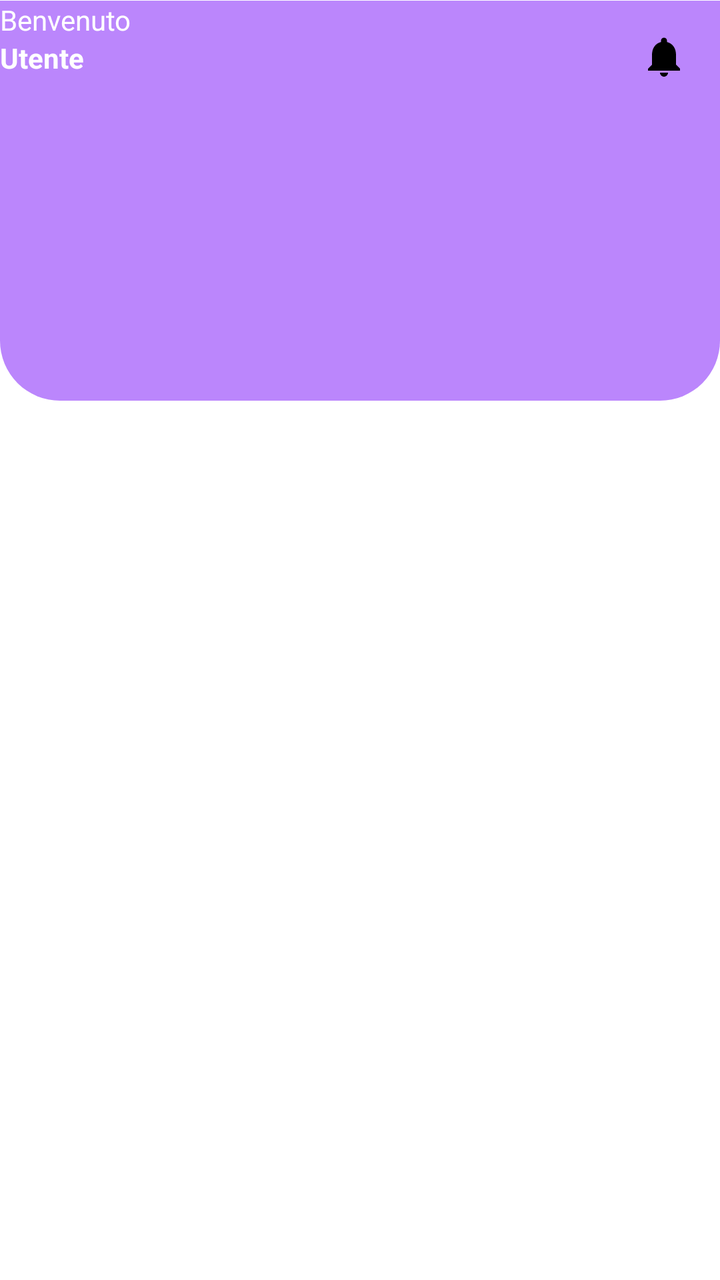
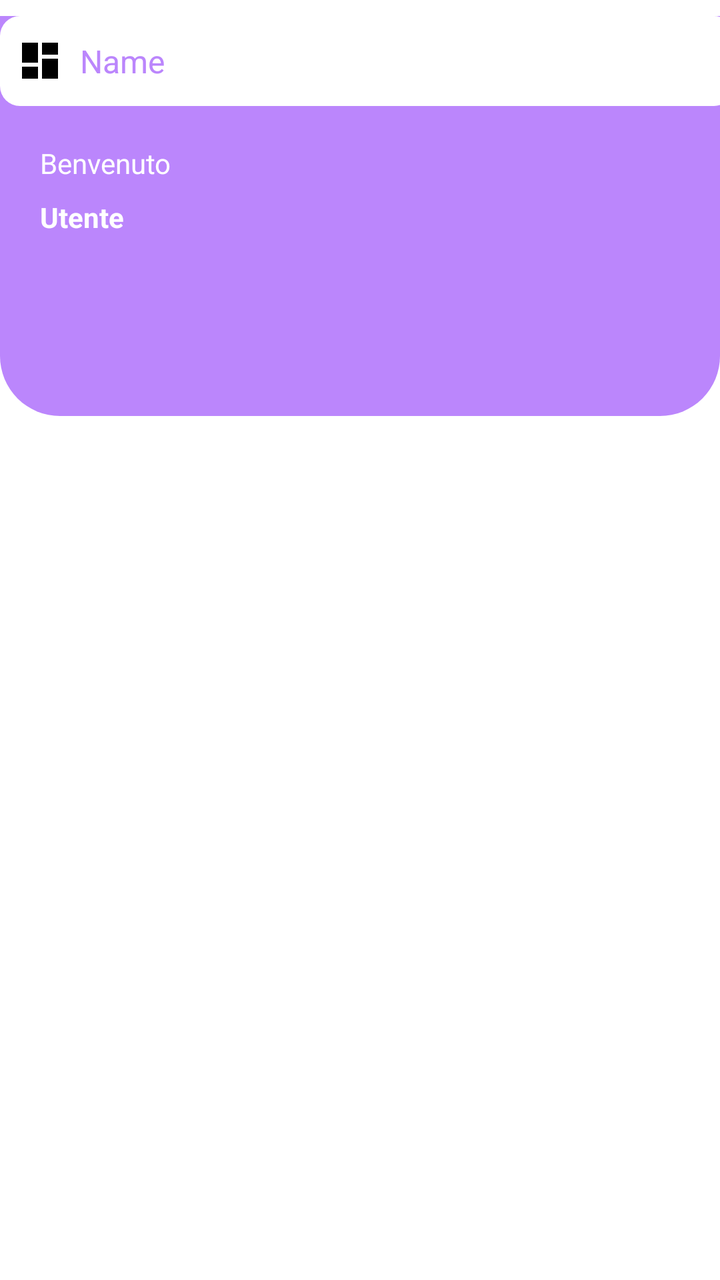

Before-and-after screenshots of an Android layout around one commit, followed by the original layout XML and the change that was made.
<!-- AndroidManifest.xml: application theme Theme.Kotlin -->
<!-- res/layout/activity_main.xml -->
<?xml version="1.0" encoding="utf-8"?>
<androidx.constraintlayout.widget.ConstraintLayout xmlns:android="http://schemas.android.com/apk/res/android"
    xmlns:app="http://schemas.android.com/apk/res-auto"
    xmlns:tools="http://schemas.android.com/tools"
    android:id="@+id/main"
    android:layout_width="match_parent"
    android:layout_height="match_parent"
    android:paddingTop="?android:attr/ambientShadowAlpha">

    <ScrollView
        android:layout_width="match_parent"
        android:layout_height="match_parent">

        <LinearLayout
            android:layout_width="match_parent"
            android:layout_height="wrap_content"
            android:orientation="vertical">

            <LinearLayout
                android:layout_width="match_parent"
                android:layout_height="200dp"
                android:background="@drawable/purple_bg2"
                android:orientation="vertical">

                <androidx.constraintlayout.widget.ConstraintLayout
                    android:layout_width="match_parent"
                    android:layout_height="match_parent">

                    <TextView
                        android:id="@+id/textView4"
                        android:layout_width="wrap_content"
                        android:layout_height="wrap_content"
                        android:text="Benvenuto"
                        android:textColor="@color/white"
                        app:layout_constraintStart_toStartOf="parent"
                        app:layout_constraintTop_toTopOf="parent" /> 

                    <TextView
                        android:id="@+id/textView5"
                        android:layout_width="wrap_content"
                        android:layout_height="wrap_content"
                        android:text="Utente"
                        android:textColor="@color/white"
                        android:textStyle="bold"
                        tools:layout_editor_absoluteY="20dp"
                        app:layout_constraintStart_toStartOf="parent"
                        app:layout_constraintTop_toBottomOf="@id/textView4" /> 

                    <ImageView
                        android:id="@+id/imageView2"
                        android:layout_width="wrap_content"
                        android:layout_height="wrap_content"
                        android:layout_marginTop="16dp"
                        android:layout_marginEnd="16dp"
                        app:layout_constraintBottom_toBottomOf="parent"
                        app:layout_constraintEnd_toEndOf="parent"
                        app:layout_constraintTop_toTopOf="parent"
                        app:layout_constraintVertical_bias="0.0"
                        app:srcCompat="@drawable/ic_notifications_black_24dp" />
                </androidx.constraintlayout.widget.ConstraintLayout>
            </LinearLayout>

        </LinearLayout>
    </ScrollView>
</androidx.constraintlayout.widget.ConstraintLayout>
<!-- resources referenced by this layout -->
<resources>
  <color name="white">#FFFFFFFF</color>
  <!-- drawable ic_notifications_black_24dp (drawable) -->
  <vector xmlns:android="http://schemas.android.com/apk/res/android"
      android:width="24dp"
      android:height="24dp"
      android:viewportWidth="24.0"
      android:viewportHeight="24.0">
      <path
          android:fillColor="#FF000000"
          android:pathData="M12,22c1.1,0 2,-0.9 2,-2h-4c0,1.1 0.89,2 2,2zM18,16v-5c0,-3.07 -1.64,-5.64 -4.5,-6.32L13.5,4c0,-0.83 -0.67,-1.5 -1.5,-1.5s-1.5,0.67 -1.5,1.5v0.68C7.63,5.36 6,7.92 6,11v5l-2,2v1h16v-1l-2,-2z" />
  </vector>
  <!-- drawable purple_bg2 (drawable) -->
  <?xml version="1.0" encoding="utf-8"?>
  <selector xmlns:android="http://schemas.android.com/apk/res/android">
  <item>
      <shape android:shape="rectangle">
          <solid android:color="@color/purple_200"/>
          <corners android:bottomLeftRadius="30dp" android:bottomRightRadius="30dp"/>
      </shape>
  </item>
  </selector>
  <style name="Theme.Kotlin" parent="Theme.MaterialComponents.DayNight.DarkActionBar">
          
          <item name="colorPrimary">@color/purple_500</item>
          <item name="colorPrimaryVariant">@color/purple_700</item>
          <item name="colorOnPrimary">@color/white</item>
          
          <item name="colorSecondary">@color/teal_200</item>
          <item name="colorSecondaryVariant">@color/teal_700</item>
          <item name="colorOnSecondary">@color/black</item>
          
          <item name="android:statusBarColor">?attr/colorPrimaryVariant</item>
          
          <item name="android:windowTranslucentNavigation">true</item>
      </style>
  <color name="purple_200">#FFBB86FC</color>
  <color name="purple_500">#FF6200EE</color>
  <color name="purple_700">#FF3700B3</color>
  <color name="teal_200">#FF03DAC5</color>
  <color name="teal_700">#FF018786</color>
  <color name="black">#FF000000</color>
</resources>

<!-- the commit's change to res/layout/activity_main.xml (unified diff, before → after) -->
@@ -1,20 +1,25 @@
 <?xml version="1.0" encoding="utf-8"?>
-<androidx.constraintlayout.widget.ConstraintLayout xmlns:android="http://schemas.android.com/apk/res/android"
+<androidx.constraintlayout.widget.ConstraintLayout
+    xmlns:android="http://schemas.android.com/apk/res/android"
     xmlns:app="http://schemas.android.com/apk/res-auto"
     xmlns:tools="http://schemas.android.com/tools"
     android:id="@+id/main"
     android:layout_width="match_parent"
     android:layout_height="match_parent"
-    android:paddingTop="?android:attr/ambientShadowAlpha">
+    android:paddingTop="8dp"
+    tools:context=".MainActivity">
 
     <ScrollView
         android:layout_width="match_parent"
-        android:layout_height="match_parent">
+        android:layout_height="match_parent"
+        android:fillViewport="true">
 
         <LinearLayout
             android:layout_width="match_parent"
             android:layout_height="wrap_content"
-            android:orientation="vertical">
+            android:orientation="vertical"
+            tools:layout_editor_absoluteX="0dp"
+            tools:layout_editor_absoluteY="14dp">
 
             <LinearLayout
                 android:layout_width="match_parent"
@@ -30,21 +35,24 @@
                         android:id="@+id/textView4"
                         android:layout_width="wrap_content"
                         android:layout_height="wrap_content"
+                        android:layout_marginStart="20dp"
+                        android:layout_marginTop="64dp"
                         android:text="Benvenuto"
                         android:textColor="@color/white"
                         app:layout_constraintStart_toStartOf="parent"
-                        app:layout_constraintTop_toTopOf="parent" /> 
+                        app:layout_constraintTop_toTopOf="parent" />
 
                     <TextView
                         android:id="@+id/textView5"
                         android:layout_width="wrap_content"
                         android:layout_height="wrap_content"
+                        android:layout_marginStart="20dp"
+                        android:layout_marginTop="8dp"
                         android:text="Utente"
                         android:textColor="@color/white"
                         android:textStyle="bold"
-                        tools:layout_editor_absoluteY="20dp"
                         app:layout_constraintStart_toStartOf="parent"
-                        app:layout_constraintTop_toBottomOf="@id/textView4" /> 
+                        app:layout_constraintTop_toBottomOf="@id/textView4" />
 
                     <ImageView
                         android:id="@+id/imageView2"
@@ -57,9 +65,50 @@
                         app:layout_constraintTop_toTopOf="parent"
                         app:layout_constraintVertical_bias="0.0"
                         app:srcCompat="@drawable/ic_notifications_black_24dp" />
+
+                    <EditText
+                        android:id="@+id/textView2"
+                        android:layout_width="367dp"
+                        android:layout_height="45dp"
+                        android:background="@drawable/white_bg"
+                        android:ems="10"
+                        android:hint="Cerca ..."
+                        android:inputType="text"
+                        android:text="Name"
+                        tools:layout_editor_absoluteX="22dp"
+                        tools:layout_editor_absoluteY="117dp"
+                        android:drawableStart="@drawable/ic_dashboard_black_24dp"
+                        android:drawablePadding="8dp"
+                        android:padding="8dp"
+                        android:textSize="16dp"
+                        android:textColor="@color/purple_200" />
+
                 </androidx.constraintlayout.widget.ConstraintLayout>
+
             </LinearLayout>
 
+            <androidx.constraintlayout.widget.ConstraintLayout
+                android:layout_width="match_parent"
+                android:layout_height="180dp"
+                android:layout_marginTop="16dp">
+
+                <androidx.viewpager2.widget.ViewPager2
+                    android:layout_width="match_parent"
+                    android:layout_height="160dp"
+                    tools:layout_editor_absoluteX="175dp"
+                    tools:layout_editor_absoluteY="0dp" >
+
+                </androidx.viewpager2.widget.ViewPager2>
+
+                <ProgressBar
+                    android:id="@+id/progressBar3"
+                    style="?android:attr/progressBarStyle"
+                    android:layout_width="wrap_content"
+                    android:layout_height="wrap_content"
+                    tools:layout_editor_absoluteX="182dp"
+                    tools:layout_editor_absoluteY="65dp" />
+
+            </androidx.constraintlayout.widget.ConstraintLayout>
         </LinearLayout>
     </ScrollView>
 </androidx.constraintlayout.widget.ConstraintLayout>
<!-- resource entries referenced after the edit -->
@@ -1,6 +1,16 @@
 <!-- resources referenced by this layout -->
 <resources>
   <color name="white">#FFFFFFFF</color>
+  <!-- drawable ic_dashboard_black_24dp (drawable) -->
+  <vector xmlns:android="http://schemas.android.com/apk/res/android"
+      android:width="24dp"
+      android:height="24dp"
+      android:viewportWidth="24.0"
+      android:viewportHeight="24.0">
+      <path
+          android:fillColor="#FF000000"
+          android:pathData="M3,13h8L11,3L3,3v10zM3,21h8v-6L3,15v6zM13,21h8L21,11h-8v10zM13,3v6h8L21,3h-8z" />
+  </vector>
   <!-- drawable ic_notifications_black_24dp (drawable) -->
   <vector xmlns:android="http://schemas.android.com/apk/res/android"
       android:width="24dp"
@@ -21,7 +31,17 @@
       </shape>
   </item>
   </selector>
-  <style name="Theme.Kotlin" parent="Theme.MaterialComponents.DayNight.DarkActionBar">
+  <!-- drawable white_bg (drawable) -->
+  <?xml version="1.0" encoding="utf-8"?>
+  <selector xmlns:android="http://schemas.android.com/apk/res/android">
+      <item>
+          <shape android:shape="rectangle">
+              <solid android:color="@color/white"/>
+              <corners android:radius="10dp"/>
+          </shape>
+      </item>
+  </selector>
+  <style name="Theme.Kotlin" parent="Theme.MaterialComponents.Light.NoActionBar">
           
           <item name="colorPrimary">@color/purple_500</item>
           <item name="colorPrimaryVariant">@color/purple_700</item>
